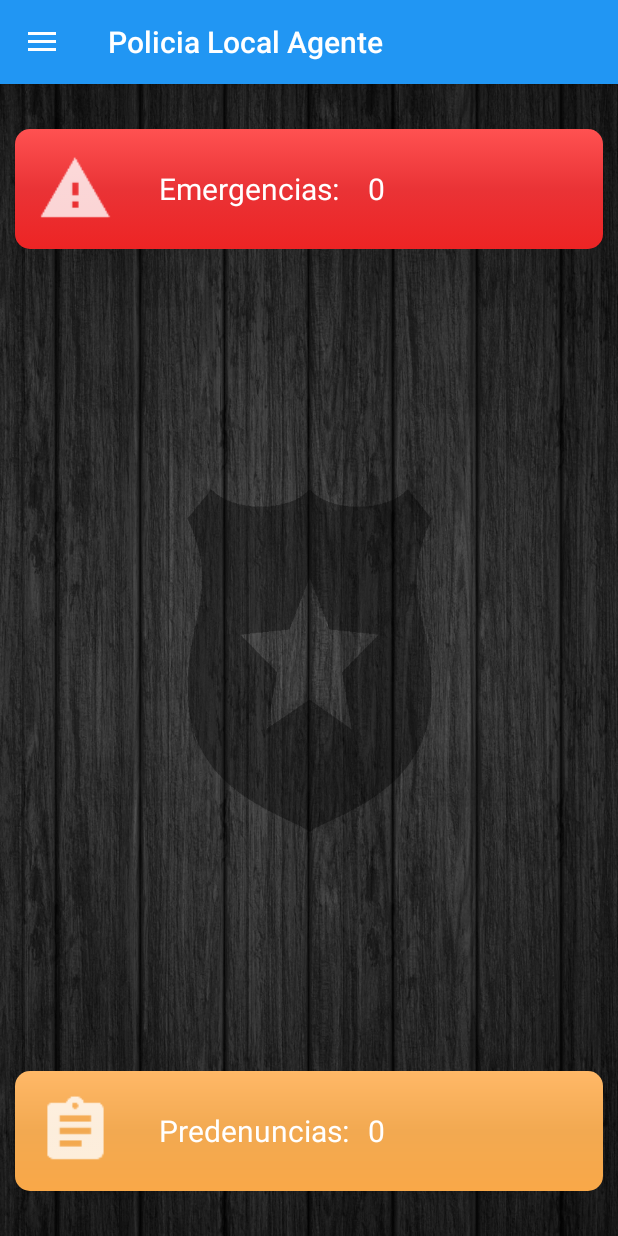
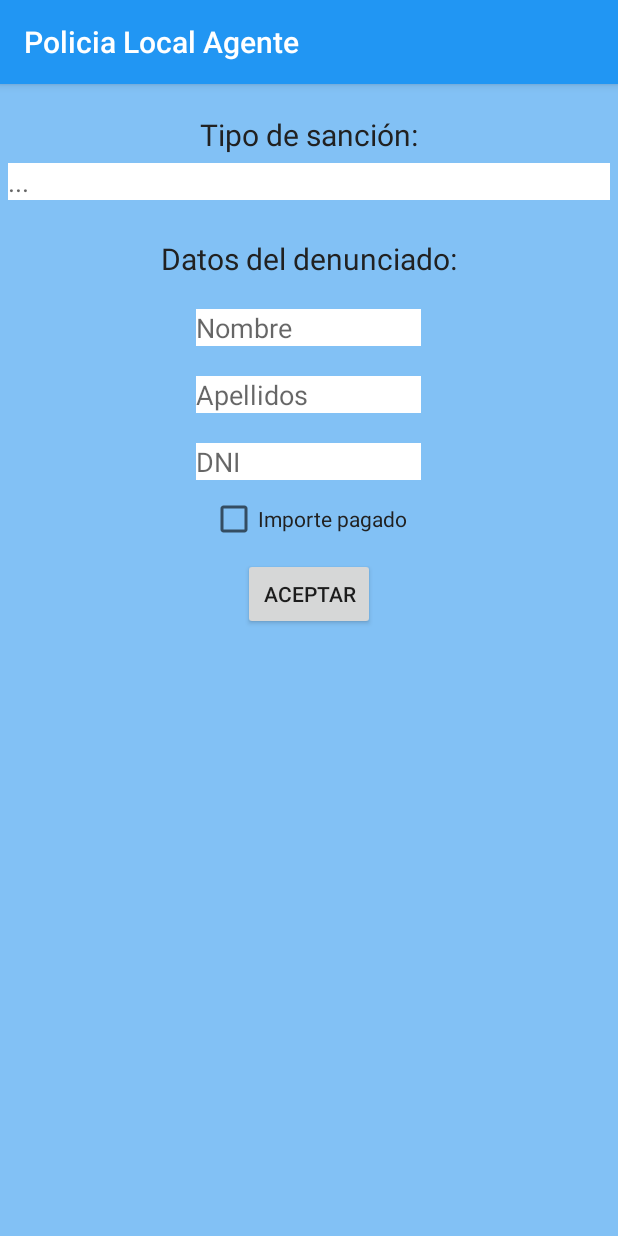
Before and after one commit to sergioloc/JefaturaPoliciaAgente, an Android app: the screen it shows after launch once a user with an empty profile is signed in (MainActivity before the commit, Sancion after it), in the side drawer, after a tap on "Sanción", on a phone screen of 412 x 824 dp. Run offline under Robolectric (Android 15) with nearby library versions, the phone set to English and light mode, and no system bars; our stand-ins replace Firebase (no records; nobody signed in at launch, a user with empty details on screens opened directly).

Commit message:
Ajustes finales

```diff
--- a/app/src/main/AndroidManifest.xml
+++ b/app/src/main/AndroidManifest.xml
@@ -28,7 +28,8 @@
         <activity
             android:name=".Atestado"
             android:label="Atestado" />
-        <activity android:name=".EmergenciaActivity"></activity>
+        <activity android:name=".EmergenciaActivity" />
+        <activity android:name=".Sancion"></activity>
     </application>
 
 </manifest>
--- a/app/src/main/java/com/cdi/practica/jefaturapoliciaagente/EmergenciaActivity.java
+++ b/app/src/main/java/com/cdi/practica/jefaturapoliciaagente/EmergenciaActivity.java
@@ -1,5 +1,6 @@
 package com.cdi.practica.jefaturapoliciaagente;
 
+import android.content.Intent;
 import android.support.v7.app.AppCompatActivity;
 import android.os.Bundle;
 import android.view.View;
@@ -31,6 +32,8 @@ public class EmergenciaActivity extends AppCompatActivity {
             @Override
             public void onClick(View view) {
                 refEmgAct.child(user.getUid()).removeValue();
+                startActivity(new Intent(EmergenciaActivity.this,MainActivity.class));
+                finish();
             }
         });
     }
--- a/app/src/main/java/com/cdi/practica/jefaturapoliciaagente/MainActivity.java
+++ b/app/src/main/java/com/cdi/practica/jefaturapoliciaagente/MainActivity.java
@@ -70,6 +70,8 @@ public class MainActivity extends AppCompatActivity
         cargarPredenuncias();
         buttons();
 
+        key.setVisibility(View.INVISIBLE);
+
 
 
 
@@ -116,7 +118,6 @@ public class MainActivity extends AppCompatActivity
             @Override
             public void onClick(View view) {
                 if(preEsperaList.size()!=0){
-                    Toast.makeText(getApplicationContext(),String.valueOf(preEsperaList.size()),Toast.LENGTH_SHORT).show();
                     mostrarDialogPre();
                 }
                 else{
@@ -129,7 +130,6 @@ public class MainActivity extends AppCompatActivity
             public void onClick(View view) {
 
                 if(emgEsperaList.size()!=0){
-                    Toast.makeText(getApplicationContext(),String.valueOf(emgEsperaList.size()),Toast.LENGTH_SHORT).show();
                     mostrarDialogEmg();
                 }
                 else{
@@ -172,7 +172,8 @@ public class MainActivity extends AppCompatActivity
                     emgEsperaList.add(emergencia);
                 }
                 numEmg.setText(String.valueOf(emgEsperaList.size()));
-                Toast.makeText(getApplication().getApplicationContext(),"EMERGENCIA RECIBIDA", Toast.LENGTH_SHORT).show();
+                if(emgEsperaList.size()>0)
+                    Toast.makeText(getApplication().getApplicationContext(),"EMERGENCIA RECIBIDA", Toast.LENGTH_SHORT).show();
             }
 
             @Override
@@ -237,10 +238,9 @@ public class MainActivity extends AppCompatActivity
     /**Dialog**/
 
     private void mostrarDialogEmg(){
-        String ubicacion = "";
         // Alert Dialog
         AlertDialog.Builder builder = new AlertDialog.Builder(this);
-        builder.setMessage("Ubicación "+ubicacion)
+        builder.setMessage("")
                 .setTitle("¿Aceptar emergencia?")
                 .setCancelable(true)
                 .setNegativeButton("Cancelar",
@@ -260,11 +260,9 @@ public class MainActivity extends AppCompatActivity
     }
 
     private void mostrarDialogPre(){
-        String tipo = "";
-        String ubicacion = "";
         // Alert Dialog
         AlertDialog.Builder builder = new AlertDialog.Builder(this);
-        builder.setMessage("Tipo: "+tipo+"\nUbicación: "+ubicacion)
+        builder.setMessage("")
                 .setTitle("¿Aceptar predenuncia?")
                 .setCancelable(true)
                 .setNegativeButton("Cancelar",
@@ -305,16 +303,16 @@ public class MainActivity extends AppCompatActivity
         int id = item.getItemId();
 
         if (id == R.id.nav_predenuncia) {
-            if(estaActiva())
+            if(preAct)
                 startActivity(new Intent(MainActivity.this,PredenunciaActivity.class));
             else
                 Toast.makeText(getApplicationContext(), "Debes aceptar una predenuncia",Toast.LENGTH_SHORT).show();
         } else if (id == R.id.nav_atestado) {
             startActivity(new Intent(MainActivity.this,Atestado.class));
         } else if (id == R.id.nav_sancion) {
-            Toast.makeText(getApplicationContext(), "Sancion",Toast.LENGTH_SHORT).show();
+            startActivity(new Intent(MainActivity.this,Sancion.class));
         } else if (id == R.id.nav_opciones) {
-            Toast.makeText(getApplicationContext(), "App desarollada por:\n- Sergio López\n- Carlos Tarancón\n- Joaquín\n- Javier Sangil",Toast.LENGTH_LONG).show();
+            Toast.makeText(getApplicationContext(), "App desarollada por:\n- Sergio López\n- Carlos Tarancón\n- Joaquín Capel\n- Javier Sangil",Toast.LENGTH_LONG).show();
         } else if (id == R.id.nav_cerrar) {
             FirebaseAuth.getInstance().signOut();
             startActivity(new Intent(MainActivity.this,Login.class));
@@ -326,31 +324,4 @@ public class MainActivity extends AppCompatActivity
         return true;
     }
 
-    /**Menu**/
-    /*
-    @Override
-    public boolean onCreateOptionsMenu(Menu menu) {
-        // Inflate the menu; this adds items to the action bar if it is present.
-        getMenuInflater().inflate(R.menu.main, menu);
-        return true;
-    }
-    @Override
-    public boolean onOptionsItemSelected(MenuItem item) {
-        // Handle action bar item clicks here. The action bar will
-        // automatically handle clicks on the Home/Up button, so long
-        // as you specify a parent activity in AndroidManifest.xml.
-        int id = item.getItemId();
-
-        //noinspection SimplifiableIfStatement
-        if (id == R.id.action_settings) {
-            return true;
-        }
-
-        return super.onOptionsItemSelected(item);
-    }
-*/
-
-    /*
-
-      */
 }
--- /dev/null
+++ b/app/src/main/java/com/cdi/practica/jefaturapoliciaagente/Sancion.java
@@ -0,0 +1,23 @@
+package com.cdi.practica.jefaturapoliciaagente;
+
+import android.content.Intent;
+import android.support.v7.app.AppCompatActivity;
+import android.os.Bundle;
+import android.view.View;
+
+public class Sancion extends AppCompatActivity {
+
+    @Override
+    protected void onCreate(Bundle savedInstanceState) {
+        super.onCreate(savedInstanceState);
+        setContentView(R.layout.activity_sancion);
+
+        findViewById(R.id.t8).setOnClickListener(new View.OnClickListener() {
+            @Override
+            public void onClick(View view) {
+                startActivity(new Intent(Sancion.this,MainActivity.class));
+                finish();
+            }
+        });
+    }
+}
--- a/app/src/main/res/layout/activity_emergencia.xml
+++ b/app/src/main/res/layout/activity_emergencia.xml
@@ -4,6 +4,7 @@
     xmlns:tools="http://schemas.android.com/tools"
     android:layout_width="match_parent"
     android:layout_height="match_parent"
+    android:background="@color/red"
     tools:context="com.cdi.practica.jefaturapoliciaagente.EmergenciaActivity">
 
 
@@ -13,7 +14,8 @@
         android:layout_height="wrap_content"
         android:layout_centerHorizontal="true"
         android:layout_centerVertical="true"
-        android:text="Completada"/>
+        android:textSize="20dp"
+        android:text="Emergencia\nresuelta"/>
 
 
 </RelativeLayout>
--- /dev/null
+++ b/app/src/main/res/layout/activity_sancion.xml
@@ -0,0 +1,96 @@
+<?xml version="1.0" encoding="utf-8"?>
+<RelativeLayout xmlns:android="http://schemas.android.com/apk/res/android"
+    xmlns:app="http://schemas.android.com/apk/res-auto"
+    xmlns:tools="http://schemas.android.com/tools"
+    android:layout_width="match_parent"
+    android:layout_height="match_parent"
+    android:background="@color/colorPrimarySemiLight"
+    tools:context="com.cdi.practica.jefaturapoliciaagente.Sancion">
+
+    <TextView
+        android:id="@+id/t1"
+        android:layout_width="wrap_content"
+        android:layout_height="wrap_content"
+        android:text="Tipo de sanción:"
+        android:layout_centerHorizontal="true"
+        android:layout_marginTop="20dp"
+        android:textColor="@color/colorPrimaryText"
+        android:textSize="20dp"/>
+
+    <EditText
+        android:id="@+id/t2"
+        android:layout_width="match_parent"
+        android:layout_height="wrap_content"
+        android:layout_below="@id/t1"
+        android:textColor="@color/colorPrimaryText"
+        android:background="@color/colorTextIcons"
+        android:layout_margin="5dp"
+        android:hint="..."
+        android:layout_marginTop="20dp"/>
+
+    <TextView
+        android:id="@+id/t3"
+        android:layout_width="wrap_content"
+        android:layout_height="wrap_content"
+        android:text="Datos del denunciado:"
+        android:layout_below="@+id/t2"
+        android:layout_centerHorizontal="true"
+        android:layout_marginTop="20dp"
+        android:textColor="@color/colorPrimaryText"
+        android:textSize="20dp"/>
+
+    <EditText
+        android:id="@+id/t4"
+        android:layout_width="150dp"
+        android:layout_height="wrap_content"
+        android:layout_centerHorizontal="true"
+        android:layout_below="@id/t3"
+        android:textColor="@color/colorPrimaryText"
+        android:hint="Nombre"
+        android:background="@color/colorTextIcons"
+        android:layout_marginTop="20dp"/>
+
+    <EditText
+        android:id="@+id/t5"
+        android:layout_width="150dp"
+        android:layout_height="wrap_content"
+        android:layout_centerHorizontal="true"
+        android:layout_below="@id/t4"
+        android:textColor="@color/colorPrimaryText"
+        android:hint="Apellidos"
+        android:background="@color/colorTextIcons"
+        android:layout_marginTop="20dp"/>
+
+    <EditText
+        android:id="@+id/t6"
+        android:layout_width="150dp"
+        android:layout_height="wrap_content"
+        android:layout_centerHorizontal="true"
+        android:layout_below="@id/t5"
+        android:textColor="@color/colorPrimaryText"
+        android:hint="DNI"
+        android:background="@color/colorTextIcons"
+        android:layout_marginTop="20dp"/>
+
+    <CheckBox
+        android:id="@+id/t7"
+        android:layout_width="wrap_content"
+        android:layout_height="wrap_content"
+        android:layout_below="@id/t6"
+        android:layout_marginTop="10dp"
+        android:textColor="@color/colorPrimaryText"
+        android:layout_centerHorizontal="true"
+        android:text="Importe pagado"/>
+
+    <Button
+        android:id="@+id/t8"
+        android:layout_width="wrap_content"
+        android:layout_height="wrap_content"
+        android:text="Aceptar"
+        android:layout_marginTop="10dp"
+        android:layout_centerHorizontal="true"
+        android:layout_below="@+id/t7"/>
+
+
+
+</RelativeLayout>
--- a/app/src/main/res/layout/content_main.xml
+++ b/app/src/main/res/layout/content_main.xml
@@ -32,7 +32,7 @@
         android:gravity="center"
         android:layout_toRightOf="@+id/alert_icon"
         android:textColor="@color/colorTextIcons"
-        android:text="Emergencias:"
+        android:text="Emergencias\npendientes:"
         android:layout_alignTop="@id/frameSOS"
         android:textSize="20dp"
         android:layout_marginLeft="30dp" />
@@ -45,7 +45,7 @@
         android:layout_alignTop="@id/frameSOS"
         android:layout_toRightOf="@+id/textSOS"
         android:textColor="@color/colorTextIcons"
-        android:text="0"
+        android:text="X"
         android:textSize="20dp"
         android:layout_marginLeft="20dp" />
 
@@ -53,8 +53,8 @@
         android:id="@+id/framePre"
         android:layout_width="match_parent"
         android:layout_height="100dp"
-        android:layout_alignParentBottom="true"
-        android:layout_marginBottom="20dp"
+        android:layout_below="@id/frameSOS"
+        android:layout_marginTop="10dp"
         android:padding="10dp"
         android:src="@drawable/card_yellow"/>
 
@@ -72,7 +72,7 @@
         android:layout_height="100dp"
         android:gravity="center"
         android:textColor="@color/colorTextIcons"
-        android:text="Predenuncias:"
+        android:text="Predenuncias\npendientes:"
         android:layout_alignTop="@+id/framePre"
         android:layout_marginLeft="30dp"
         android:textSize="20dp"
@@ -86,7 +86,7 @@
         android:layout_alignTop="@id/framePre"
         android:layout_toRightOf="@+id/textPre"
         android:textColor="@color/colorTextIcons"
-        android:text="0"
+        android:text="X"
         android:textSize="20dp"
         android:layout_alignLeft="@+id/numSOS" />
 
```
Also changed, not shown: app/src/main/res/layout/activity_atestado.xml (+3 -11 lines), app/src/main/res/layout/activity_predenuncia.xml (+11 -11 lines).
